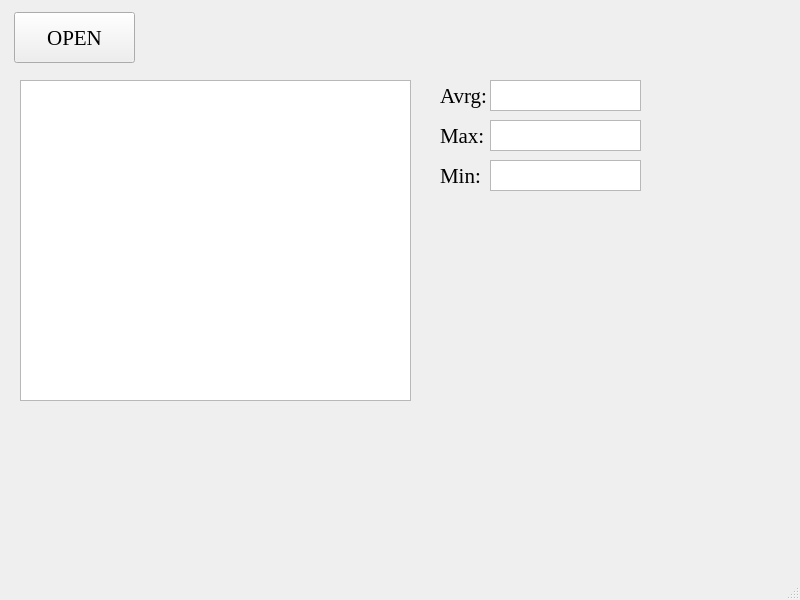
Above: sniffer.ui from SDA661-4/ANP before the change. Below: the same form after it.
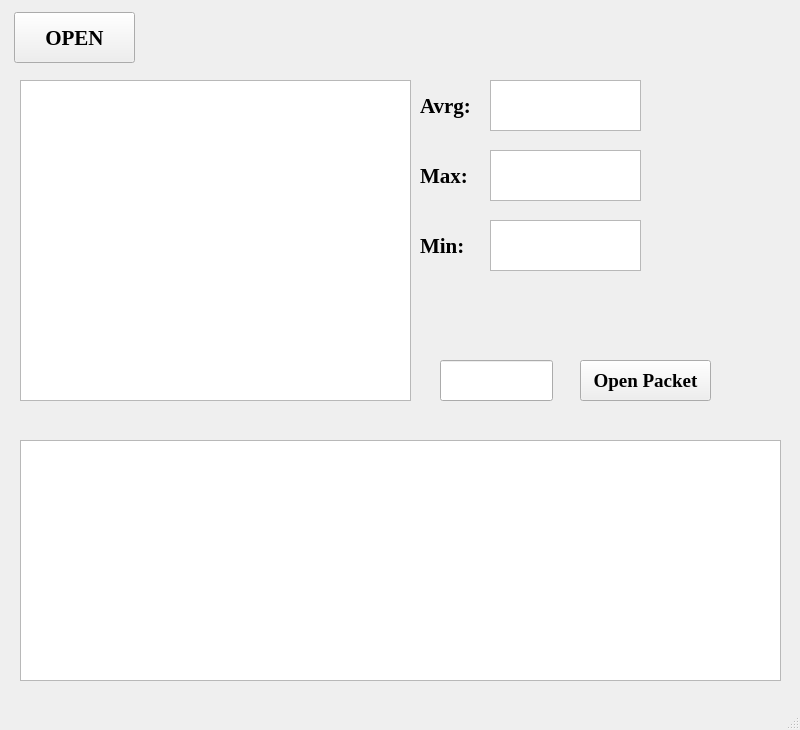
That is the form after the change.

Patch:
```diff
--- a/sniffer.ui
+++ b/sniffer.ui
@@ -7,9 +7,21 @@
     <x>0</x>
     <y>0</y>
     <width>800</width>
-    <height>600</height>
+    <height>730</height>
    </rect>
   </property>
+  <property name="minimumSize">
+   <size>
+    <width>800</width>
+    <height>730</height>
+   </size>
+  </property>
+  <property name="maximumSize">
+   <size>
+    <width>800</width>
+    <height>730</height>
+   </size>
+  </property>
   <property name="windowTitle">
    <string>MainWindow</string>
   </property>
@@ -27,6 +39,8 @@
      <font>
       <family>Times New Roman</family>
       <pointsize>16</pointsize>
+      <weight>75</weight>
+      <bold>true</bold>
      </font>
     </property>
     <property name="text">
@@ -57,12 +71,14 @@
       <x>490</x>
       <y>80</y>
       <width>151</width>
-      <height>31</height>
+      <height>51</height>
      </rect>
     </property>
     <property name="font">
      <font>
-      <pointsize>12</pointsize>
+      <pointsize>18</pointsize>
+      <weight>75</weight>
+      <bold>true</bold>
      </font>
     </property>
     <property name="readOnly">
@@ -73,14 +89,16 @@
     <property name="geometry">
      <rect>
       <x>490</x>
-      <y>120</y>
+      <y>150</y>
       <width>151</width>
-      <height>31</height>
+      <height>51</height>
      </rect>
     </property>
     <property name="font">
      <font>
-      <pointsize>12</pointsize>
+      <pointsize>18</pointsize>
+      <weight>75</weight>
+      <bold>true</bold>
      </font>
     </property>
     <property name="readOnly">
@@ -90,22 +108,24 @@
      <string>&lt;!DOCTYPE HTML PUBLIC &quot;-//W3C//DTD HTML 4.0//EN&quot; &quot;http://www.w3.org/TR/REC-html40/strict.dtd&quot;&gt;
 &lt;html&gt;&lt;head&gt;&lt;meta name=&quot;qrichtext&quot; content=&quot;1&quot; /&gt;&lt;style type=&quot;text/css&quot;&gt;
 p, li { white-space: pre-wrap; }
-&lt;/style&gt;&lt;/head&gt;&lt;body style=&quot; font-family:'MS Shell Dlg 2'; font-size:12pt; font-weight:400; font-style:normal;&quot;&gt;
-&lt;p style=&quot;-qt-paragraph-type:empty; margin-top:0px; margin-bottom:0px; margin-left:0px; margin-right:0px; -qt-block-indent:0; text-indent:0px; font-size:8.25pt;&quot;&gt;&lt;br /&gt;&lt;/p&gt;&lt;/body&gt;&lt;/html&gt;</string>
+&lt;/style&gt;&lt;/head&gt;&lt;body style=&quot; font-family:'MS Shell Dlg 2'; font-size:18pt; font-weight:600; font-style:normal;&quot;&gt;
+&lt;p style=&quot;-qt-paragraph-type:empty; margin-top:0px; margin-bottom:0px; margin-left:0px; margin-right:0px; -qt-block-indent:0; text-indent:0px; font-size:8.25pt; font-weight:400;&quot;&gt;&lt;br /&gt;&lt;/p&gt;&lt;/body&gt;&lt;/html&gt;</string>
     </property>
    </widget>
    <widget class="QTextEdit" name="Min">
     <property name="geometry">
      <rect>
       <x>490</x>
-      <y>160</y>
+      <y>220</y>
       <width>151</width>
-      <height>31</height>
+      <height>51</height>
      </rect>
     </property>
     <property name="font">
      <font>
-      <pointsize>12</pointsize>
+      <pointsize>18</pointsize>
+      <weight>75</weight>
+      <bold>true</bold>
      </font>
     </property>
     <property name="readOnly">
@@ -115,23 +135,25 @@
      <string>&lt;!DOCTYPE HTML PUBLIC &quot;-//W3C//DTD HTML 4.0//EN&quot; &quot;http://www.w3.org/TR/REC-html40/strict.dtd&quot;&gt;
 &lt;html&gt;&lt;head&gt;&lt;meta name=&quot;qrichtext&quot; content=&quot;1&quot; /&gt;&lt;style type=&quot;text/css&quot;&gt;
 p, li { white-space: pre-wrap; }
-&lt;/style&gt;&lt;/head&gt;&lt;body style=&quot; font-family:'MS Shell Dlg 2'; font-size:12pt; font-weight:400; font-style:normal;&quot;&gt;
-&lt;p style=&quot;-qt-paragraph-type:empty; margin-top:0px; margin-bottom:0px; margin-left:0px; margin-right:0px; -qt-block-indent:0; text-indent:0px; font-size:8.25pt;&quot;&gt;&lt;br /&gt;&lt;/p&gt;&lt;/body&gt;&lt;/html&gt;</string>
+&lt;/style&gt;&lt;/head&gt;&lt;body style=&quot; font-family:'MS Shell Dlg 2'; font-size:18pt; font-weight:600; font-style:normal;&quot;&gt;
+&lt;p style=&quot;-qt-paragraph-type:empty; margin-top:0px; margin-bottom:0px; margin-left:0px; margin-right:0px; -qt-block-indent:0; text-indent:0px; font-size:8.25pt; font-weight:400;&quot;&gt;&lt;br /&gt;&lt;/p&gt;&lt;/body&gt;&lt;/html&gt;</string>
     </property>
    </widget>
    <widget class="QLabel" name="label">
     <property name="geometry">
      <rect>
-      <x>440</x>
-      <y>120</y>
-      <width>47</width>
-      <height>31</height>
+      <x>420</x>
+      <y>150</y>
+      <width>61</width>
+      <height>51</height>
      </rect>
     </property>
     <property name="font">
      <font>
       <family>Times New Roman</family>
       <pointsize>16</pointsize>
+      <weight>75</weight>
+      <bold>true</bold>
      </font>
     </property>
     <property name="text">
@@ -141,16 +163,18 @@
    <widget class="QLabel" name="label_2">
     <property name="geometry">
      <rect>
-      <x>440</x>
-      <y>160</y>
-      <width>47</width>
-      <height>31</height>
+      <x>420</x>
+      <y>220</y>
+      <width>61</width>
+      <height>51</height>
      </rect>
     </property>
     <property name="font">
      <font>
       <family>Times New Roman</family>
       <pointsize>16</pointsize>
+      <weight>75</weight>
+      <bold>true</bold>
      </font>
     </property>
     <property name="text">
@@ -160,22 +184,86 @@
    <widget class="QLabel" name="label_3">
     <property name="geometry">
      <rect>
-      <x>440</x>
+      <x>420</x>
       <y>80</y>
-      <width>47</width>
-      <height>31</height>
+      <width>61</width>
+      <height>51</height>
      </rect>
     </property>
     <property name="font">
      <font>
       <family>Times New Roman</family>
       <pointsize>16</pointsize>
+      <weight>75</weight>
+      <bold>true</bold>
      </font>
     </property>
     <property name="text">
      <string>Avrg:</string>
     </property>
    </widget>
+   <widget class="QLineEdit" name="Num">
+    <property name="geometry">
+     <rect>
+      <x>440</x>
+      <y>360</y>
+      <width>113</width>
+      <height>41</height>
+     </rect>
+    </property>
+    <property name="font">
+     <font>
+      <pointsize>14</pointsize>
+      <weight>75</weight>
+      <bold>true</bold>
+     </font>
+    </property>
+   </widget>
+   <widget class="QPushButton" name="pushButton">
+    <property name="geometry">
+     <rect>
+      <x>580</x>
+      <y>360</y>
+      <width>131</width>
+      <height>41</height>
+     </rect>
+    </property>
+    <property name="font">
+     <font>
+      <family>Times New Roman</family>
+      <pointsize>14</pointsize>
+      <weight>75</weight>
+      <bold>true</bold>
+     </font>
+    </property>
+    <property name="text">
+     <string>Open Packet</string>
+    </property>
+   </widget>
+   <widget class="QTextEdit" name="Pack">
+    <property name="geometry">
+     <rect>
+      <x>20</x>
+      <y>440</y>
+      <width>761</width>
+      <height>241</height>
+     </rect>
+    </property>
+    <property name="font">
+     <font>
+      <pointsize>16</pointsize>
+      <weight>75</weight>
+      <bold>true</bold>
+     </font>
+    </property>
+    <property name="html">
+     <string>&lt;!DOCTYPE HTML PUBLIC &quot;-//W3C//DTD HTML 4.0//EN&quot; &quot;http://www.w3.org/TR/REC-html40/strict.dtd&quot;&gt;
+&lt;html&gt;&lt;head&gt;&lt;meta name=&quot;qrichtext&quot; content=&quot;1&quot; /&gt;&lt;style type=&quot;text/css&quot;&gt;
+p, li { white-space: pre-wrap; }
+&lt;/style&gt;&lt;/head&gt;&lt;body style=&quot; font-family:'MS Shell Dlg 2'; font-size:16pt; font-weight:600; font-style:normal;&quot;&gt;
+&lt;p style=&quot;-qt-paragraph-type:empty; margin-top:0px; margin-bottom:0px; margin-left:0px; margin-right:0px; -qt-block-indent:0; text-indent:0px; font-size:24pt;&quot;&gt;&lt;br /&gt;&lt;/p&gt;&lt;/body&gt;&lt;/html&gt;</string>
+    </property>
+   </widget>
   </widget>
   <widget class="QMenuBar" name="menubar">
    <property name="geometry">
```
Left out of the diff: 4 changed lines with no effect on the pictures.
